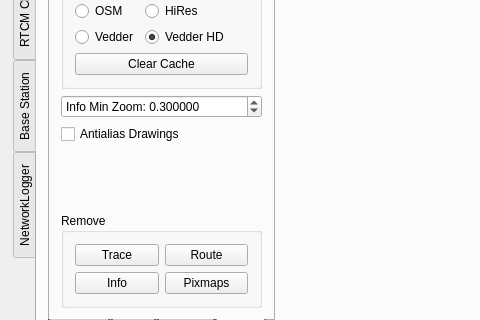
vedderb/rise_sdvp, file Linux/RC_Car_Tool/mainwindow.ui: the form before one commit; both pictures show x 0 to 480 and y 143 to 463 of the 1048 by 636 pixel window.
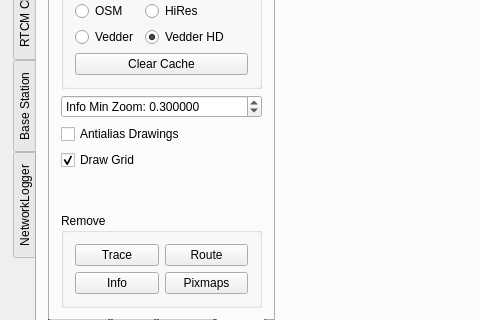
The form after the commit. The open tabs and pages were chosen to show the change. Custom widgets are drawn as their Qt base class.

Commit message: Turn map grid on and off, start of ENU reference sharing

The edit to the form file:
```diff
--- a/Linux/RC_Car_Tool/mainwindow.ui
+++ b/Linux/RC_Car_Tool/mainwindow.ui
@@ -470,6 +470,16 @@
                 </property>
                </widget>
               </item>
+              <item>
+               <widget class="QCheckBox" name="mapDrawGridBox">
+                <property name="text">
+                 <string>Draw Grid</string>
+                </property>
+                <property name="checked">
+                 <bool>true</bool>
+                </property>
+               </widget>
+              </item>
               <item>
                <spacer name="verticalSpacer_3">
                 <property name="orientation">
```
The commit also changes 11 other files.
